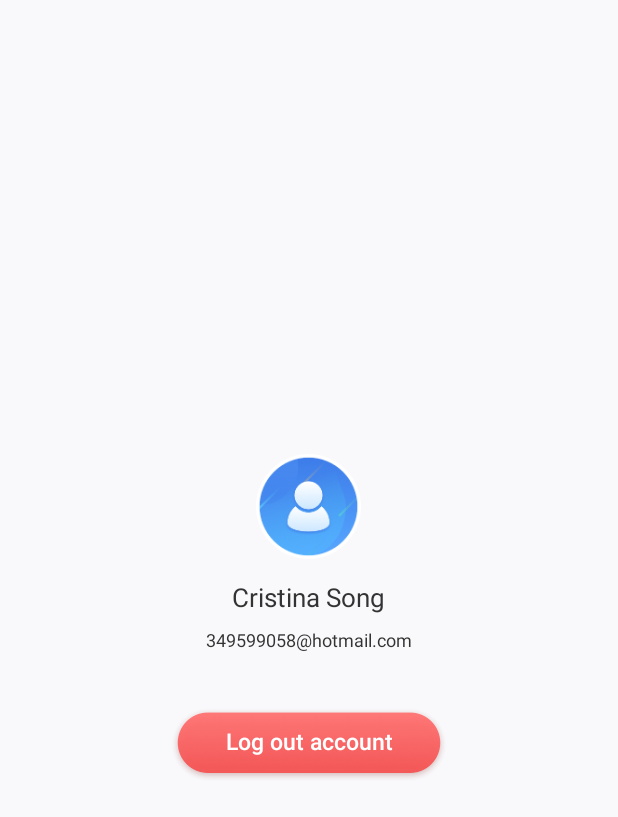
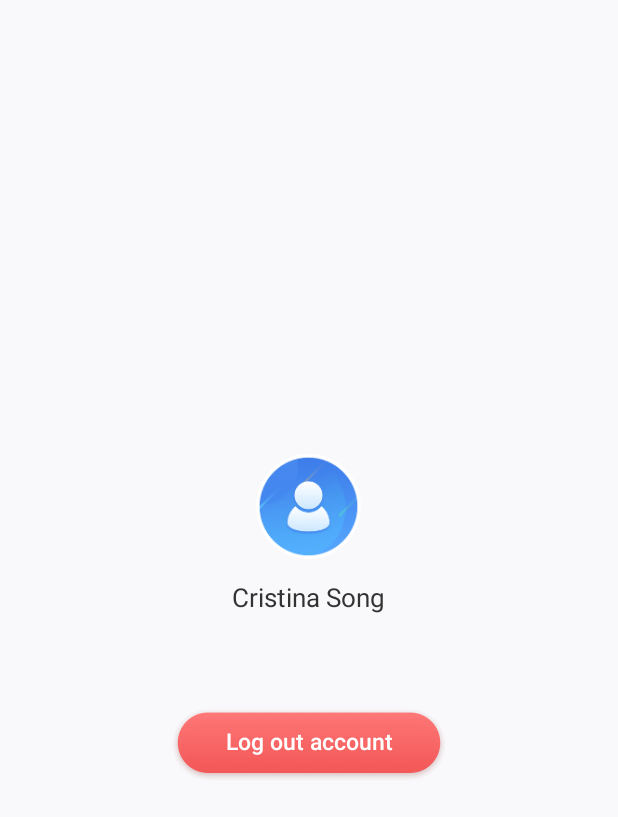
Before and after one commit to smallhorse/EbotEnMainModule, an Android app: the fragment LogoutFragment shown on its own in the app's theme, on a phone screen of 412 x 824 dp. Shown: the top 817 px of the screen. Run offline under Robolectric (Android 15) with nearby library versions, the phone set to English and light mode, and no system bars; our stand-ins replace ButterKnife, EventBus; libraries missing offline, so code that uses them is left out: com.alibaba.android, com.orhanobut.dialogplus, com.ubt.baselib, com.ubt.bluetoothlib, com.vise.log and 1 more; plain views replace ShapedImageView; pictures from the network do not load.

Commit message:
[bug]去掉默认邮箱显示

```diff
--- a/mainmodule/src/main/res/layout/main_fragment_logout.xml
+++ b/mainmodule/src/main/res/layout/main_fragment_logout.xml
@@ -35,7 +35,6 @@
             android:layout_width="wrap_content"
             android:layout_height="wrap_content"
             android:layout_marginTop="8dp"
-            android:text="349599058@hotmail.com"
             android:textColor="#FF333333"
             android:textSize="12sp" />
 
```
